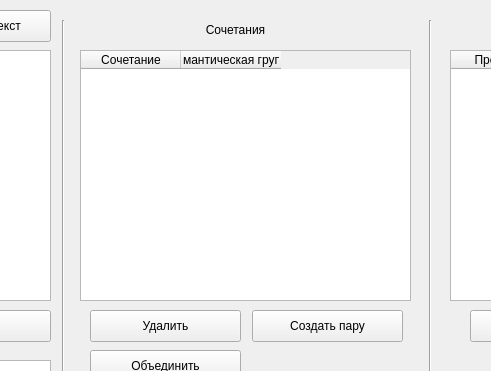
Before: the Qt Designer form uis/analysis.ui in Holodome/ling, drawn with Qt 5; both pictures show x 310 to 801 and y 0 to 371 of the 1117 by 577 pixel window.
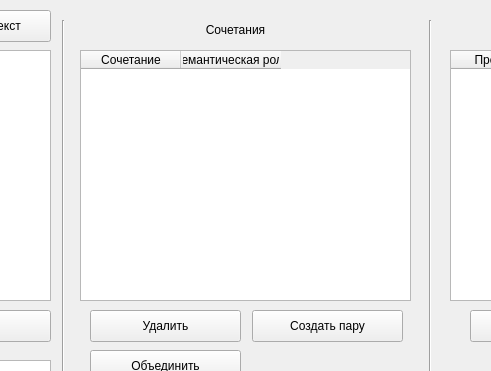
After: the same form once the commit is applied.

Commit message: add ability ot change name of semantic group and rename it on interface

```diff
--- a/uis/analysis.ui
+++ b/uis/analysis.ui
@@ -141,7 +141,7 @@
    </column>
    <column>
     <property name="text">
-     <string>Семантическая группа</string>
+     <string>Семантическая роль</string>
     </property>
    </column>
   </widget>
```
The commit also changes 4 other files.
